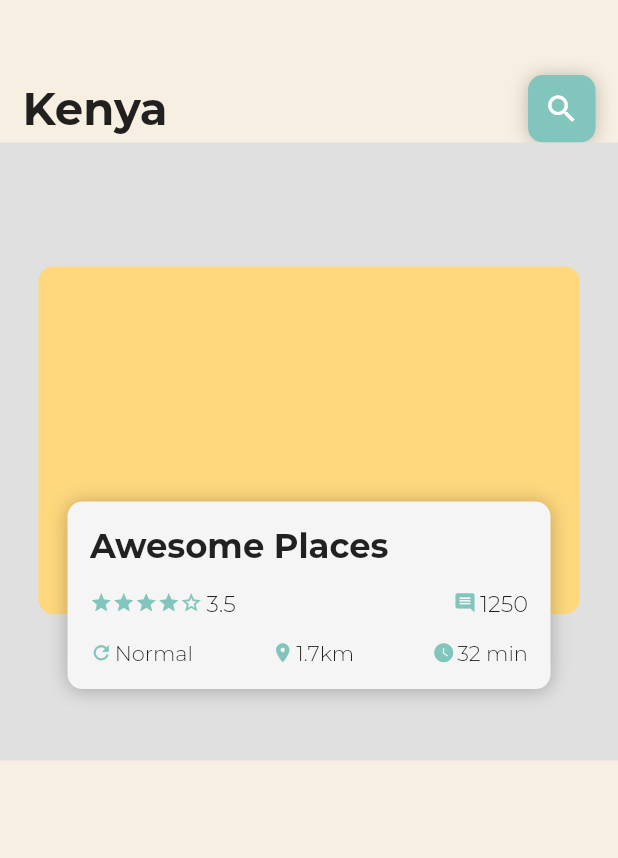
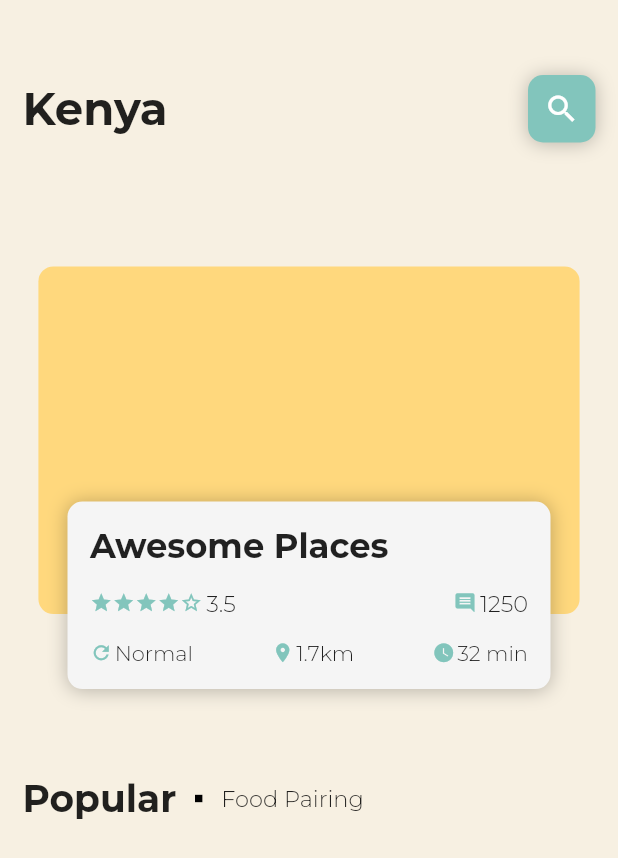
Before and after one commit to margaiwangara/flutter-food-delivery-app, a Flutter app: the screen it shows after launch, on a phone screen of 412 x 824 dp. Shown: the top 858 px of the screen. Run offline on Flutter 3.47's test engine with Material 2 defaults, Android fonts, the phone set to English and light mode, and no system bars; drawn by our look-alikes of carousel_slider; our stand-ins replace google_fonts, wakelock.

Commit message:
designed heading for home details section

```diff
--- a/lib/ui/home.dart
+++ b/lib/ui/home.dart
@@ -23,7 +23,11 @@ class _HomepageState extends State<Homepage> {
         width: MediaQuery.of(context).size.width,
         color: Theme.of(context).primaryColor.withOpacity(0.16),
         child: Column(
-          children: <Widget>[_homePageHeader(), _homePageHero()],
+          children: <Widget>[
+            _homePageHeader(),
+            _homePageHero(),
+            _homePageDetails()
+          ],
         ),
       )
     ]));
@@ -79,7 +83,7 @@ class _HomepageState extends State<Homepage> {
     return Hero(
       tag: 'Homepage Hero',
       child: Container(
-        color: Colors.grey[300],
+        // color: Colors.grey[300],
         height: MediaQuery.of(context).size.height * 0.5,
 
         // constraints: BoxConstraints(
@@ -273,4 +277,47 @@ class _HomepageState extends State<Homepage> {
       ),
     );
   }
+
+  _homePageDetails() {
+    return Column(
+      children: <Widget>[
+        SizedBox(
+          height: 10.0,
+        ),
+        Padding(
+          padding: const EdgeInsets.symmetric(horizontal: 15.0),
+          child: Column(
+            children: <Widget>[
+              Row(
+                crossAxisAlignment: CrossAxisAlignment.center,
+                children: <Widget>[
+                  Text(
+                    'Popular',
+                    style: GoogleFonts.montserrat(
+                        fontSize: 25.0, fontWeight: FontWeight.bold),
+                  ),
+                  SizedBox(
+                    width: 10.0,
+                  ),
+                  Icon(
+                    Icons.stop,
+                    size: 10.0,
+                    color: Colors.black,
+                  ),
+                  SizedBox(
+                    width: 10.0,
+                  ),
+                  Text(
+                    'Food Pairing',
+                    style: GoogleFonts.montserrat(
+                        fontSize: 15.0, fontWeight: FontWeight.w300),
+                  ),
+                ],
+              )
+            ],
+          ),
+        )
+      ],
+    );
+  }
 }
```
